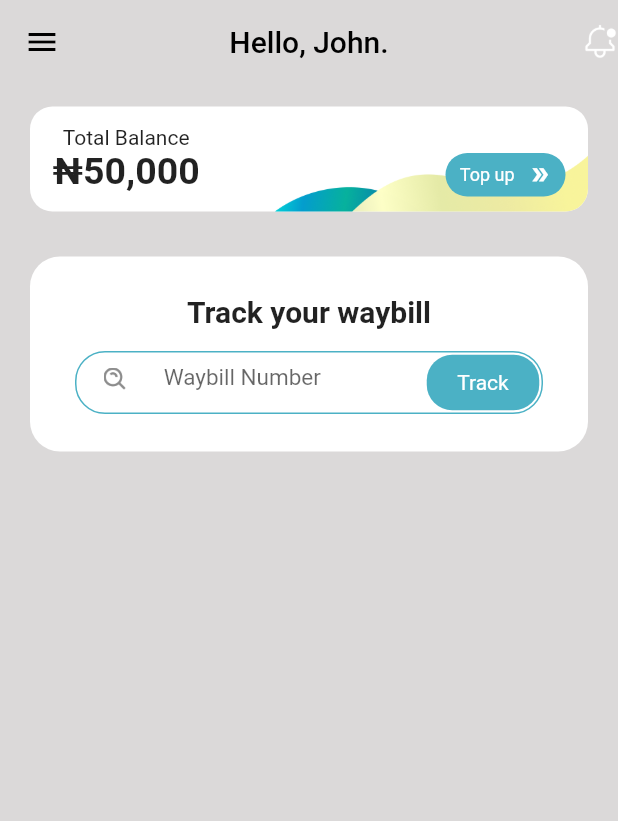
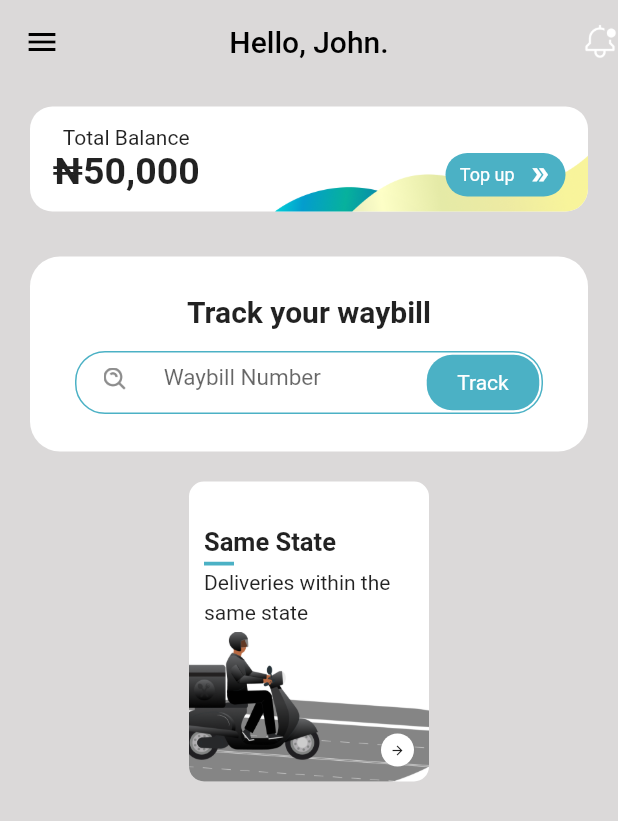
Before and after one commit to FUSION-FUSION/Mobile-Assessment-Flutter, a Flutter app: the HomePageScreen screen opened by its route, on a phone screen of 412 x 824 dp. Shown: the top 821 px of the screen. Run offline on Flutter 3.47's test engine with Material 2 defaults, Android fonts, the phone set to English and light mode, and no system bars; our stand-ins replace animated_splash_screen, go_router, page_transition.

Commit message:
created a single place holder for package

```diff
--- a/lib/features/home/home_page.screen.dart
+++ b/lib/features/home/home_page.screen.dart
@@ -50,7 +50,7 @@ class HomePageScreen extends StatelessWidget {
                 children: [
                   Column(
                     mainAxisSize: MainAxisSize.min,
-                    children: [
+                    children: const [
                       Text(
                         'Total Balance',
                         style: TextStyle(fontWeight: FontWeight.w400),
@@ -155,10 +155,76 @@ class HomePageScreen extends StatelessWidget {
                         ),
                       ],
                     ),
-                  )
+                  ),
                 ],
               ),
-            )
+            ),
+            const SizedBox(height: 20),
+            Container(
+              height: 200,
+              width: 160,
+              decoration: BoxDecoration(
+                color: Colors.white,
+                borderRadius: BorderRadius.circular(10),
+                image: const DecorationImage(
+                  alignment: Alignment.bottomCenter,
+                  image: AssetImage('assets/ic-road-same-state.png'),
+                ),
+              ),
+              child: Stack(
+                children: [
+                  Container(
+                    padding: EdgeInsets.only(left: 10, top: 30),
+                    height: 95,
+                    child: Column(
+                      crossAxisAlignment: CrossAxisAlignment.start,
+                      mainAxisAlignment: MainAxisAlignment.spaceBetween,
+                      children: [
+                        const Text(
+                          'Same State',
+                          style: TextStyle(
+                              fontWeight: FontWeight.bold, fontSize: 17),
+                        ),
+                        Container(
+                          height: 2.5,
+                          width: 20,
+                          color: kThemeColor,
+                        ),
+                        const Text('Deliveries within the'),
+                        const Text('same state'),
+                      ],
+                    ),
+                  ),
+                  Positioned(
+                    child: Image.asset(
+                      'assets/ic-bike.png',
+                      height: 90,
+                      width: 100,
+                    ),
+                    bottom: 10,
+                    right: 65,
+                  ),
+                  Positioned(
+                    bottom: 10,
+                    right: 10,
+                    child: Container(
+                      height: 22,
+                      width: 22,
+                      decoration: BoxDecoration(
+                        color: Colors.white,
+                        borderRadius: BorderRadius.circular(11),
+                      ),
+                      child: const Center(
+                        child: Icon(
+                          Icons.arrow_forward,
+                          size: 10,
+                        ),
+                      ),
+                    ),
+                  ),
+                ],
+              ),
+            ),
           ],
         ),
       ),
```
